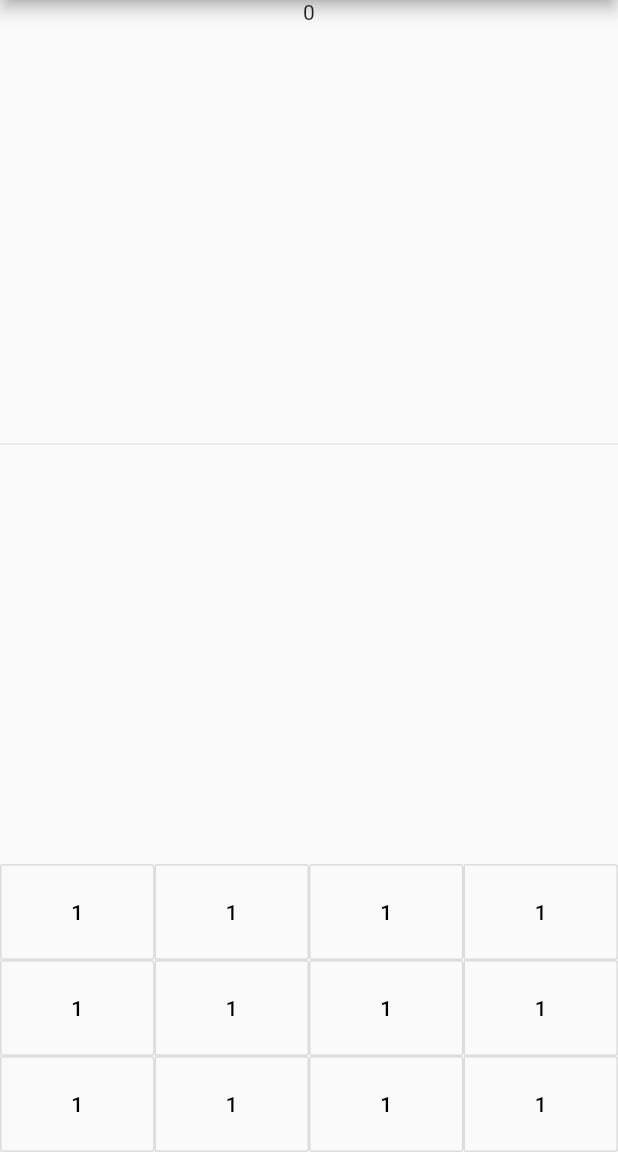
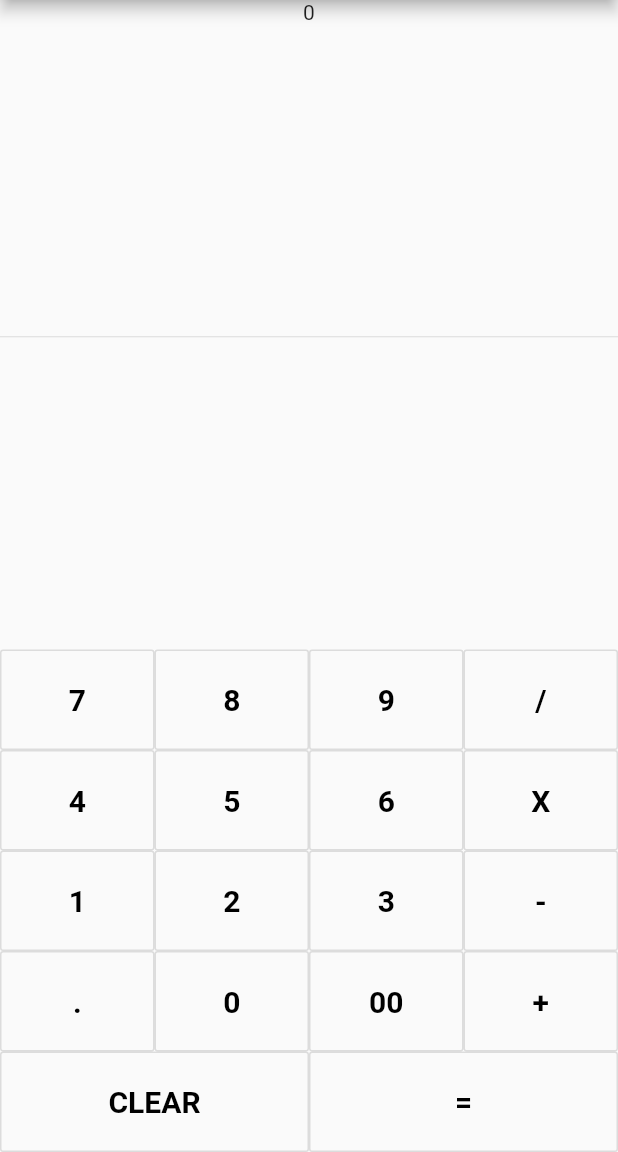
Before and after one commit to ImtiazDipto01/flutter_calculator_app, a Flutter app: the screen it shows after launch, on a phone screen of 412 x 824 dp, the part 84-1236 px from its top. Run offline on Flutter 3.47's test engine with Material 2 defaults, Android fonts, the phone set to English and light mode, and no system bars.

Commit message:
ADD- Calculator tap button all added

```diff
--- a/lib/main.dart
+++ b/lib/main.dart
@@ -34,11 +34,17 @@ class _MyHomePageState extends State<MyHomePage> {
     );
   }
 
-  Widget buildButton() {
+  Widget buildButton(String buttonText) {
     return Expanded(
       child: OutlineButton(
-        padding: new EdgeInsets.all(24.0),
-        child: Text("1"),
+        padding: new EdgeInsets.all(22.0),
+        child: Text(
+          buttonText,
+          style: TextStyle(
+            fontSize: 20.0,
+            fontWeight: FontWeight.bold,
+          ),
+        ),
         color: Colors.blueAccent,
         textColor: Colors.black,
         onPressed: () => {},
@@ -58,26 +64,40 @@ class _MyHomePageState extends State<MyHomePage> {
             children: [
               Row(
                 children: [
-                  buildButton(),
-                  buildButton(),
-                  buildButton(),
-                  buildButton()
+                  buildButton("7"),
+                  buildButton("8"),
+                  buildButton("9"),
+                  buildButton("/")
                 ],
               ),
               Row(
                 children: [
-                  buildButton(),
-                  buildButton(),
-                  buildButton(),
-                  buildButton()
+                  buildButton("4"),
+                  buildButton("5"),
+                  buildButton("6"),
+                  buildButton("X")
                 ],
               ),
               Row(
                 children: [
-                  buildButton(),
-                  buildButton(),
-                  buildButton(),
-                  buildButton()
+                  buildButton("1"),
+                  buildButton("2"),
+                  buildButton("3"),
+                  buildButton("-")
+                ],
+              ),
+              Row(
+                children: [
+                  buildButton("."),
+                  buildButton("0"),
+                  buildButton("00"),
+                  buildButton("+")
+                ],
+              ),
+              Row(
+                children: [
+                  buildButton("CLEAR"),
+                  buildButton("="),
                 ],
               ),
             ],
```
